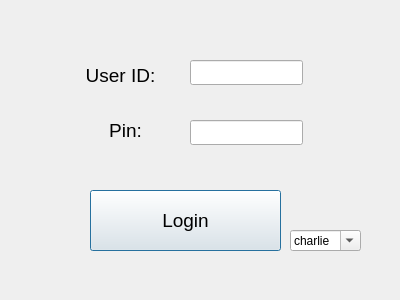
Before: the Qt Designer form FinalProject-UI/loginpagedialog.ui in Storms-Eye/CSC211CampusEventPlanner, drawn with Qt 5.
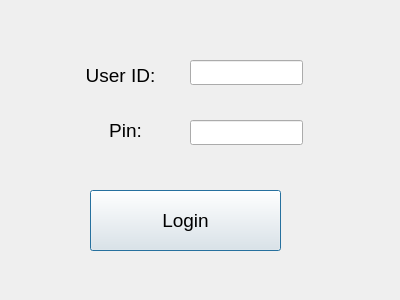
After: the same form once the commit is applied.

Commit message: bye bye charlie

What changed in the file:
```diff
--- a/FinalProject-UI/loginpagedialog.ui
+++ b/FinalProject-UI/loginpagedialog.ui
@@ -93,22 +93,6 @@
     <string>Login</string>
    </property>
   </widget>
-  <widget class="QComboBox" name="comboBox">
-   <property name="geometry">
-    <rect>
-     <x>290</x>
-     <y>230</y>
-     <width>71</width>
-     <height>21</height>
-    </rect>
-   </property>
-   <property name="editable">
-    <bool>true</bool>
-   </property>
-   <property name="currentText">
-    <string>charlie</string>
-   </property>
-  </widget>
  </widget>
  <resources/>
  <connections/>
```
Left out of the diff: 4 changed lines with no effect on the pictures.
